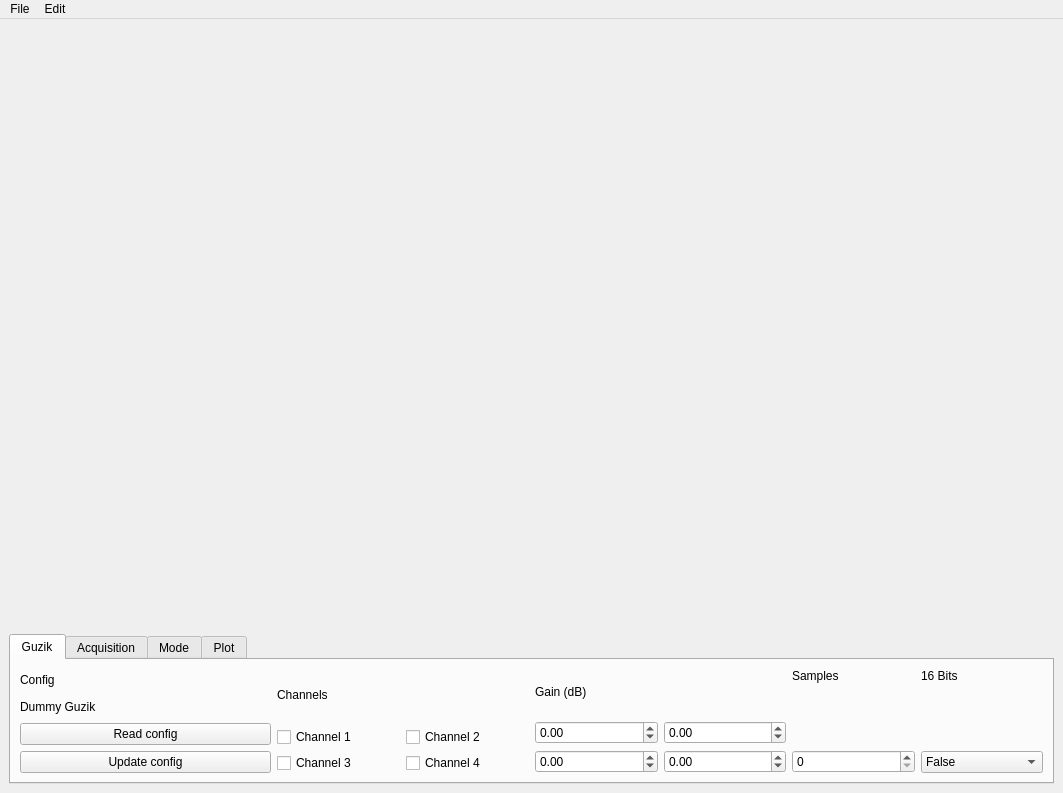
Qt form GUI/GuzikLayout.ui (a-dumont/GuzikGUI) before a commit.
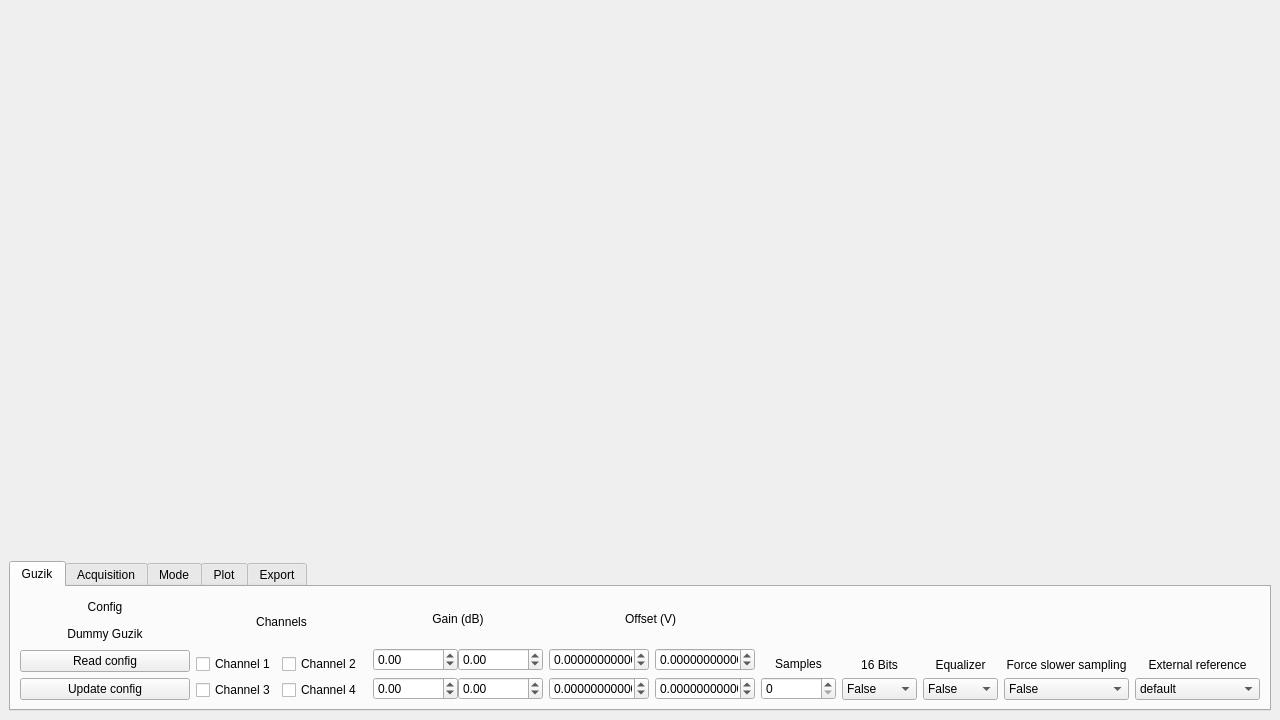
The same form after that commit.

The edit to the form file:
```diff
--- a/GUI/GuzikLayout.ui
+++ b/GUI/GuzikLayout.ui
@@ -6,8 +6,8 @@
    <rect>
     <x>0</x>
     <y>0</y>
-    <width>1063</width>
-    <height>781</height>
+    <width>1280</width>
+    <height>720</height>
    </rect>
   </property>
   <property name="windowTitle">
@@ -28,7 +28,7 @@
         <property name="minimumSize">
          <size>
           <width>0</width>
-          <height>600</height>
+          <height>519</height>
          </size>
         </property>
         <layout class="QVBoxLayout" name="mpl_layout"/>
@@ -60,6 +60,12 @@
        <bool>false</bool>
       </property>
       <widget class="QWidget" name="tabGuzik">
+       <property name="sizePolicy">
+        <sizepolicy hsizetype="Preferred" vsizetype="Preferred">
+         <horstretch>0</horstretch>
+         <verstretch>0</verstretch>
+        </sizepolicy>
+       </property>
        <attribute name="title">
         <string>Guzik</string>
        </attribute>
@@ -68,20 +74,62 @@
          <layout class="QVBoxLayout" name="verticalLayout_5">
           <item>
            <widget class="QLabel" name="label_GuzikConfig">
+            <property name="sizePolicy">
+             <sizepolicy hsizetype="Fixed" vsizetype="Preferred">
+              <horstretch>0</horstretch>
+              <verstretch>0</verstretch>
+             </sizepolicy>
+            </property>
+            <property name="maximumSize">
+             <size>
+              <width>200</width>
+              <height>16777215</height>
+             </size>
+            </property>
             <property name="text">
              <string>Config</string>
             </property>
+            <property name="alignment">
+             <set>Qt::AlignCenter</set>
+            </property>
            </widget>
           </item>
           <item>
            <widget class="QLabel" name="label_GuzikType">
+            <property name="sizePolicy">
+             <sizepolicy hsizetype="Fixed" vsizetype="Preferred">
+              <horstretch>0</horstretch>
+              <verstretch>0</verstretch>
+             </sizepolicy>
+            </property>
+            <property name="maximumSize">
+             <size>
+              <width>200</width>
+              <height>16777215</height>
+             </size>
+            </property>
             <property name="text">
              <string>Dummy Guzik</string>
             </property>
+            <property name="alignment">
+             <set>Qt::AlignCenter</set>
+            </property>
            </widget>
           </item>
           <item>
            <widget class="QPushButton" name="pushButton_ReadConfigGuzik">
+            <property name="sizePolicy">
+             <sizepolicy hsizetype="Fixed" vsizetype="Fixed">
+              <horstretch>0</horstretch>
+              <verstretch>0</verstretch>
+             </sizepolicy>
+            </property>
+            <property name="maximumSize">
+             <size>
+              <width>200</width>
+              <height>16777215</height>
+             </size>
+            </property>
             <property name="text">
              <string>Read config</string>
             </property>
@@ -89,6 +137,18 @@
           </item>
           <item>
            <widget class="QPushButton" name="pushButton_UpdateConfigGuzik">
+            <property name="sizePolicy">
+             <sizepolicy hsizetype="Fixed" vsizetype="Fixed">
+              <horstretch>0</horstretch>
+              <verstretch>0</verstretch>
+             </sizepolicy>
+            </property>
+            <property name="maximumSize">
+             <size>
+              <width>200</width>
+              <height>16777215</height>
+             </size>
+            </property>
             <property name="text">
              <string>Update config</string>
             </property>
@@ -100,18 +160,36 @@
          <layout class="QVBoxLayout" name="verticalLayout_4">
           <item>
            <widget class="QLabel" name="labelChannels">
+            <property name="maximumSize">
+             <size>
+              <width>200</width>
+              <height>16777215</height>
+             </size>
+            </property>
             <property name="frameShape">
              <enum>QFrame::NoFrame</enum>
             </property>
             <property name="text">
              <string>Channels</string>
             </property>
+            <property name="alignment">
+             <set>Qt::AlignCenter</set>
+            </property>
            </widget>
           </item>
           <item>
            <layout class="QHBoxLayout" name="horizontalLayout_6">
+            <property name="spacing">
+             <number>0</number>
+            </property>
             <item>
              <widget class="QCheckBox" name="checkBox_Channel1">
+              <property name="maximumSize">
+               <size>
+                <width>100</width>
+                <height>16777215</height>
+               </size>
+              </property>
               <property name="text">
                <string>Channel 1</string>
               </property>
@@ -119,6 +197,12 @@
             </item>
             <item>
              <widget class="QCheckBox" name="checkBox_Channel2">
+              <property name="maximumSize">
+               <size>
+                <width>100</width>
+                <height>16777215</height>
+               </size>
+              </property>
               <property name="text">
                <string>Channel 2</string>
               </property>
@@ -128,8 +212,17 @@
           </item>
           <item>
            <layout class="QHBoxLayout" name="horizontalLayout">
+            <property name="spacing">
+             <number>0</number>
+            </property>
             <item>
              <widget class="QCheckBox" name="checkBox_Channel3">
+              <property name="maximumSize">
+               <size>
+                <width>100</width>
+                <height>16777215</height>
+               </size>
+              </property>
               <property name="text">
                <string>Channel 3</string>
               </property>
@@ -137,6 +230,12 @@
             </item>
             <item>
              <widget class="QCheckBox" name="checkBox_Channel4">
+              <property name="maximumSize">
+               <size>
+                <width>100</width>
+                <height>16777215</height>
+               </size>
+              </property>
               <property name="text">
                <string>Channel 4</string>
               </property>
@@ -154,15 +253,33 @@
              <layout class="QVBoxLayout" name="verticalLayout_7">
               <item>
                <widget class="QLabel" name="label_Gain">
+                <property name="maximumSize">
+                 <size>
+                  <width>200</width>
+                  <height>16777215</height>
+                 </size>
+                </property>
                 <property name="text">
                  <string>Gain (dB)</string>
                 </property>
+                <property name="alignment">
+                 <set>Qt::AlignCenter</set>
+                </property>
                </widget>
               </item>
               <item>
                <layout class="QHBoxLayout" name="horizontalLayout_8">
+                <property name="spacing">
+                 <number>0</number>
+                </property>
                 <item>
                  <widget class="QDoubleSpinBox" name="doubleSpinBox_Gain1">
+                  <property name="maximumSize">
+                   <size>
+                    <width>100</width>
+                    <height>16777215</height>
+                   </size>
+                  </property>
                   <property name="minimum">
                    <double>-25.000000000000000</double>
                   </property>
@@ -173,6 +290,12 @@
                 </item>
                 <item>
                  <widget class="QDoubleSpinBox" name="doubleSpinBox_Gain2">
+                  <property name="maximumSize">
+                   <size>
+                    <width>100</width>
+                    <height>16777215</height>
+                   </size>
+                  </property>
                   <property name="minimum">
                    <double>-25.000000000000000</double>
                   </property>
@@ -185,8 +308,17 @@
               </item>
               <item>
                <layout class="QHBoxLayout" name="horizontalLayout_7">
+                <property name="spacing">
+                 <number>0</number>
+                </property>
                 <item>
                  <widget class="QDoubleSpinBox" name="doubleSpinBox_Gain3">
+                  <property name="maximumSize">
+                   <size>
+                    <width>100</width>
+                    <height>16777215</height>
+                   </size>
+                  </property>
                   <property name="minimum">
                    <double>-25.000000000000000</double>
                   </property>
@@ -197,6 +329,12 @@
                 </item>
                 <item>
                  <widget class="QDoubleSpinBox" name="doubleSpinBox_Gain4">
+                  <property name="maximumSize">
+                   <size>
+                    <width>100</width>
+                    <height>16777215</height>
+                   </size>
+                  </property>
                   <property name="minimum">
                    <double>-25.000000000000000</double>
                   </property>
@@ -214,23 +352,159 @@
          </layout>
         </item>
         <item>
-         <layout class="QVBoxLayout" name="verticalLayout_6">
+         <layout class="QVBoxLayout" name="verticalLayout_8">
           <item>
-           <layout class="QHBoxLayout" name="horizontalLayout_5">
+           <layout class="QHBoxLayout" name="horizontalLayout_14">
+            <item>
+             <layout class="QVBoxLayout" name="verticalLayout_9">
+              <item>
+               <widget class="QLabel" name="label_offset">
+                <property name="maximumSize">
+                 <size>
+                  <width>200</width>
+                  <height>16777215</height>
+                 </size>
+                </property>
+                <property name="text">
+                 <string> Offset (V)</string>
+                </property>
+                <property name="alignment">
+                 <set>Qt::AlignCenter</set>
+                </property>
+               </widget>
+              </item>
+              <item>
+               <layout class="QHBoxLayout" name="horizontalLayout_26">
+                <item>
+                 <widget class="QDoubleSpinBox" name="doubleSpinBox_offset1">
+                  <property name="maximumSize">
+                   <size>
+                    <width>100</width>
+                    <height>16777215</height>
+                   </size>
+                  </property>
+                  <property name="decimals">
+                   <number>12</number>
+                  </property>
+                  <property name="minimum">
+                   <double>-1.000000000000000</double>
+                  </property>
+                  <property name="maximum">
+                   <double>1.000000000000000</double>
+                  </property>
+                  <property name="singleStep">
+                   <double>0.001000000000000</double>
+                  </property>
+                 </widget>
+                </item>
+                <item>
+                 <widget class="QDoubleSpinBox" name="doubleSpinBox_offset2">
+                  <property name="maximumSize">
+                   <size>
+                    <width>100</width>
+                    <height>16777215</height>
+                   </size>
+                  </property>
+                  <property name="decimals">
+                   <number>12</number>
+                  </property>
+                  <property name="minimum">
+                   <double>-1.000000000000000</double>
+                  </property>
+                  <property name="maximum">
+                   <double>1.000000000000000</double>
+                  </property>
+                  <property name="singleStep">
+                   <double>0.001000000000000</double>
+                  </property>
+                 </widget>
+                </item>
+               </layout>
+              </item>
+              <item>
+               <layout class="QHBoxLayout" name="horizontalLayout_27">
+                <item>
+                 <widget class="QDoubleSpinBox" name="doubleSpinBox_offset3">
+                  <property name="maximumSize">
+                   <size>
+                    <width>100</width>
+                    <height>16777215</height>
+                   </size>
+                  </property>
+                  <property name="decimals">
+                   <number>12</number>
+                  </property>
+                  <property name="minimum">
+                   <double>-1.000000000000000</double>
+                  </property>
+                  <property name="maximum">
+                   <double>1.000000000000000</double>
+                  </property>
+                  <property name="singleStep">
+                   <double>0.001000000000000</double>
+                  </property>
+                 </widget>
+                </item>
+                <item>
+                 <widget class="QDoubleSpinBox" name="doubleSpinBox_offset4">
+                  <property name="maximumSize">
+                   <size>
+                    <width>100</width>
+                    <height>16777215</height>
+                   </size>
+                  </property>
+                  <property name="decimals">
+                   <number>12</number>
+                  </property>
+                  <property name="minimum">
+                   <double>-1.000000000000000</double>
+                  </property>
+                  <property name="maximum">
+                   <double>1.000000000000000</double>
+                  </property>
+                  <property name="singleStep">
+                   <double>0.001000000000000</double>
+                  </property>
+                 </widget>
+                </item>
+               </layout>
+              </item>
+             </layout>
+            </item>
+           </layout>
+          </item>
+         </layout>
+        </item>
+        <item>
+         <layout class="QVBoxLayout" name="verticalLayout_32">
+          <item>
+           <layout class="QHBoxLayout" name="horizontalLayout_28">
             <item>
              <layout class="QVBoxLayout" name="verticalLayout_10">
               <item>
                <widget class="QLabel" name="label_n_S_ch">
+                <property name="maximumSize">
+                 <size>
+                  <width>75</width>
+                  <height>16777215</height>
+                 </size>
+                </property>
                 <property name="text">
                  <string>Samples</string>
                 </property>
                 <property name="alignment">
-                 <set>Qt::AlignLeading|Qt::AlignLeft|Qt::AlignTop</set>
+                 <set>Qt::AlignBottom|Qt::AlignHCenter</set>
                 </property>
                </widget>
               </item>
               <item>
                <widget class="QSpinBox" name="spinBox_Samples">
+                <property name="maximumSize">
+                 <size>
+                  <width>75</width>
+                  <height>16777215</height>
+                 </size>
+                </property>
                 <property name="alignment">
                  <set>Qt::AlignLeading|Qt::AlignLeft|Qt::AlignVCenter</set>
                 </property>
@@ -244,20 +518,40 @@
               </item>
              </layout>
             </item>
+           </layout>
+          </item>
+         </layout>
+        </item>
+        <item>
+         <layout class="QVBoxLayout" name="verticalLayout_6">
+          <item>
+           <layout class="QHBoxLayout" name="horizontalLayout_5">
             <item>
              <layout class="QVBoxLayout" name="verticalLayout_13">
               <item>
                <widget class="QLabel" name="label_16bits">
+                <property name="maximumSize">
+                 <size>
+                  <width>75</width>
+                  <height>16777215</height>
+                 </size>
+                </property>
                 <property name="text">
                  <string>16 Bits</string>
                 </property>
                 <property name="alignment">
-                 <set>Qt::AlignLeading|Qt::AlignLeft|Qt::AlignTop</set>
+                 <set>Qt::AlignBottom|Qt::AlignHCenter</set>
                 </property>
                </widget>
               </item>
               <item>
                <widget class="QComboBox" name="comboBox_16bits">
+                <property name="maximumSize">
+                 <size>
+                  <width>75</width>
+                  <height>16777215</height>
+                 </size>
+                </property>
                 <item>
                  <property name="text">
                   <string>False</string>
@@ -276,6 +570,155 @@
           </item>
          </layout>
         </item>
+        <item>
+         <layout class="QVBoxLayout" name="verticalLayout_12">
+          <item>
+           <layout class="QHBoxLayout" name="horizontalLayout_16">
+            <item>
+             <layout class="QVBoxLayout" name="verticalLayout_21">
+              <item>
+               <widget class="QLabel" name="label_equalizer">
+                <property name="maximumSize">
+                 <size>
+                  <width>75</width>
+                  <height>16777215</height>
+                 </size>
+                </property>
+                <property name="text">
+                 <string>Equalizer</string>
+                </property>
+                <property name="alignment">
+                 <set>Qt::AlignBottom|Qt::AlignHCenter</set>
+                </property>
+               </widget>
+              </item>
+              <item>
+               <widget class="QComboBox" name="comboBox_equalizer">
+                <property name="maximumSize">
+                 <size>
+                  <width>75</width>
+                  <height>16777215</height>
+                 </size>
+                </property>
+                <item>
+                 <property name="text">
+                  <string>False</string>
+                 </property>
+                </item>
+                <item>
+                 <property name="text">
+                  <string>True</string>
+                 </property>
+                </item>
+               </widget>
+              </item>
+             </layout>
+            </item>
+           </layout>
+          </item>
+         </layout>
+        </item>
+        <item>
+         <layout class="QVBoxLayout" name="verticalLayout_23">
+          <item>
+           <layout class="QHBoxLayout" name="horizontalLayout_22">
+            <item>
+             <layout class="QVBoxLayout" name="verticalLayout_24">
+              <item>
+               <widget class="QLabel" name="label_ForceSlowerSampling">
+                <property name="maximumSize">
+                 <size>
+                  <width>125</width>
+                  <height>16777215</height>
+                 </size>
+                </property>
+                <property name="text">
+                 <string>Force slower sampling</string>
+                </property>
+                <property name="alignment">
+                 <set>Qt::AlignBottom|Qt::AlignHCenter</set>
+                </property>
+               </widget>
+              </item>
+              <item>
+               <widget class="QComboBox" name="comboBox_forceSlowerSampling">
+                <property name="maximumSize">
+                 <size>
+                  <width>125</width>
+                  <height>16777215</height>
+                 </size>
+                </property>
+                <item>
+                 <property name="text">
+                  <string>False</string>
+                 </property>
+                </item>
+                <item>
+                 <property name="text">
+                  <string>True</string>
+                 </property>
+                </item>
+               </widget>
+              </item>
+             </layout>
+            </item>
+           </layout>
+          </item>
+         </layout>
+        </item>
+        <item>
+         <layout class="QVBoxLayout" name="verticalLayout_25">
+          <item>
+           <layout class="QHBoxLayout" name="horizontalLayout_23">
+            <item>
+             <layout class="QVBoxLayout" name="verticalLayout_26">
+              <item>
+               <widget class="QLabel" name="label_extRef">
+                <property name="maximumSize">
+                 <size>
+                  <width>125</width>
+                  <height>16777215</height>
+                 </size>
+                </property>
+                <property name="text">
+                 <string>External reference</string>
+                </property>
+                <property name="alignment">
+                 <set>Qt::AlignBottom|Qt::AlignHCenter</set>
+                </property>
+               </widget>
+              </item>
+              <item>
+               <widget class="QComboBox" name="comboBox_externalReference">
+                <property name="maximumSize">
+                 <size>
+                  <width>125</width>
+                  <height>16777215</height>
+                 </size>
+                </property>
+                <item>
+                 <property name="text">
+                  <string>default</string>
+                 </property>
+                </item>
+                <item>
+                 <property name="text">
+                  <string>int</string>
+                 </property>
+                </item>
+                <item>
+                 <property name="text">
+                  <string>ext</string>
+                 </property>
+                </item>
+               </widget>
+              </item>
+             </layout>
+            </item>
+           </layout>
+          </item>
+         </layout>
+        </item>
        </layout>
       </widget>
       <widget class="QWidget" name="tabAcquisition" native="true">
@@ -642,38 +1085,127 @@
         </item>
        </layout>
       </widget>
+      <widget class="QWidget" name="tabExport">
+       <attribute name="title">
+        <string>Export</string>
+       </attribute>
+       <layout class="QHBoxLayout" name="horizontalLayout_30">
+        <item>
+         <layout class="QVBoxLayout" name="verticalLayout_35">
+          <item>
+           <widget class="QLabel" name="label_2">
+            <property name="text">
+             <string>Export data selection</string>
+            </property>
+            <property name="alignment">
+             <set>Qt::AlignCenter</set>
+            </property>
+           </widget>
+          </item>
+          <item>
+           <layout class="QHBoxLayout" name="horizontalLayout_29">
+            <item>
+             <widget class="QCheckBox" name="checkBox_exportLast">
+              <property name="text">
+               <string>Last measurment</string>
+              </property>
+             </widget>
+            </item>
+            <item>
+             <widget class="QCheckBox" name="checkBox_exportMemory1">
+              <property name="text">
+               <string>Memory 1</string>
+              </property>
+             </widget>
+            </item>
+            <item>
+             <widget class="QCheckBox" name="checkBox_exportMemory2">
+              <property name="text">
+               <string>Memory 2</string>
+              </property>
+             </widget>
+            </item>
+            <item>
+             <widget class="QCheckBox" name="checkBox_exportMemory3">
+              <property name="text">
+               <string>Memory 3</string>
+              </property>
+             </widget>
+            </item>
+            <item>
+             <widget class="QCheckBox" name="checkBox_exportMemory4">
+              <property name="text">
+               <string>Memory 4</string>
+              </property>
+             </widget>
+            </item>
+           </layout>
+          </item>
+         </layout>
+        </item>
+        <item>
+         <layout class="QVBoxLayout" name="verticalLayout_34">
+          <item>
+           <widget class="QLabel" name="label">
+            <property name="text">
+             <string>Compression</string>
+            </property>
+            <property name="alignment">
+             <set>Qt::AlignCenter</set>
+            </property>
+           </widget>
+          </item>
+          <item>
+           <layout class="QHBoxLayout" name="horizontalLayout_31">
+            <item>
+             <widget class="QComboBox" name="comboBox">
+              <item>
+               <property name="text">
+                <string>False</string>
+               </property>
+              </item>
+              <item>
+               <property name="text">
+                <string>True</string>
+               </property>
+              </item>
+             </widget>
+            </item>
+           </layout>
+          </item>
+         </layout>
+        </item>
+        <item>
+         <layout class="QVBoxLayout" name="verticalLayout_33">
+          <item>
+           <widget class="QLabel" name="label_ExportResult">
+            <property name="text">
+             <string/>
+            </property>
+            <property name="alignment">
+             <set>Qt::AlignCenter</set>
+            </property>
+           </widget>
+          </item>
+          <item>
+           <layout class="QHBoxLayout" name="horizontalLayout_32">
+            <item>
+             <widget class="QPushButton" name="pushButton_export">
+              <property name="text">
+               <string>Export</string>
+              </property>
+             </widget>
+            </item>
+           </layout>
+          </item>
+         </layout>
+        </item>
+       </layout>
+      </widget>
      </widget>
     </item>
    </layout>
   </widget>
-  <widget class="QMenuBar" name="menubar">
-   <property name="geometry">
-    <rect>
-     <x>0</x>
-     <y>0</y>
-     <width>1063</width>
-     <height>25</height>
-    </rect>
-   </property>
-   <widget class="QMenu" name="menuFile">
-    <property name="sizePolicy">
-     <sizepolicy hsizetype="Preferred" vsizetype="Preferred">
-      <horstretch>0</horstretch>
-      <verstretch>0</verstretch>
-     </sizepolicy>
-    </property>
-    <property name="title">
-     <string>File</string>
-    </property>
-   </widget>
-   <widget class="QMenu" name="menuEdit">
-    <property name="title">
-     <string>Edit</string>
-    </property>
-   </widget>
-   <addaction name="menuFile"/>
-   <addaction name="menuEdit"/>
-  </widget>
  </widget>
  <resources/>
  <connections/>
```
Left out of the diff: 155 changed lines with no effect on the pictures.
